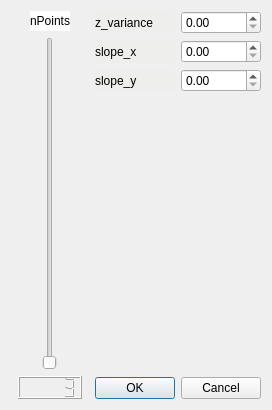
First picture: the form in src/three_lab/src/gui/dialog_sloped_cloud.ui, repository philko4711/phillib, before the edit.
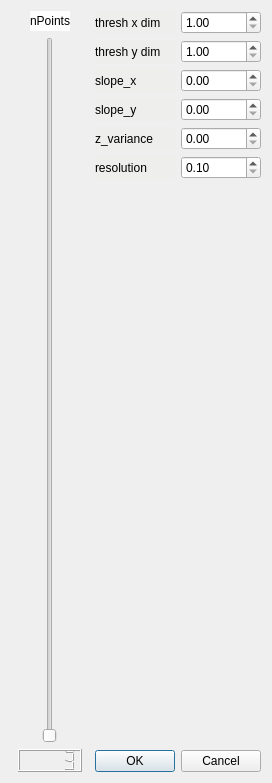
Second picture: the form after the edit.

Commit message: Added a class for random cloud generation. Class can create point cloud representing a random plane without slope, or a xy monotone plane with roughness and slope. Also added more parameters to the input dialog. Has been tested with the sloped cloud.

The edit to the form file:
```diff
--- a/src/three_lab/src/gui/dialog_sloped_cloud.ui
+++ b/src/three_lab/src/gui/dialog_sloped_cloud.ui
@@ -7,13 +7,13 @@
     <x>0</x>
     <y>0</y>
     <width>272</width>
-    <height>410</height>
+    <height>783</height>
    </rect>
   </property>
   <property name="windowTitle">
    <string>Slope Input</string>
   </property>
-  <layout class="QHBoxLayout" name="horizontalLayout_7">
+  <layout class="QHBoxLayout" name="horizontalLayout_10">
    <item>
     <layout class="QVBoxLayout" name="verticalLayout">
      <item>
@@ -138,19 +138,56 @@
    <item>
     <layout class="QVBoxLayout" name="verticalLayout_2">
      <item>
-      <layout class="QHBoxLayout" name="horizontalLayout_4">
+      <layout class="QHBoxLayout" name="horizontalLayout_6">
        <item>
-        <widget class="QLabel" name="label_2">
+        <widget class="QLabel" name="label_5">
          <property name="styleSheet">
           <string notr="true">background-color: rgb(238, 238, 236);</string>
          </property>
          <property name="text">
-          <string>z_variance</string>
+          <string>thresh x dim</string>
          </property>
         </widget>
        </item>
        <item>
-        <widget class="QDoubleSpinBox" name="doubleSpinBoxZvariance"/>
+        <widget class="QDoubleSpinBox" name="doubleSpinBoxThreshX">
+         <property name="minimum">
+          <double>1.000000000000000</double>
+         </property>
+         <property name="maximum">
+          <double>10.000000000000000</double>
+         </property>
+         <property name="singleStep">
+          <double>0.500000000000000</double>
+         </property>
+        </widget>
+       </item>
+      </layout>
+     </item>
+     <item>
+      <layout class="QHBoxLayout" name="horizontalLayout_7">
+       <item>
+        <widget class="QLabel" name="label_6">
+         <property name="styleSheet">
+          <string notr="true">background-color: rgb(238, 238, 236);</string>
+         </property>
+         <property name="text">
+          <string>thresh y dim</string>
+         </property>
+        </widget>
+       </item>
+       <item>
+        <widget class="QDoubleSpinBox" name="doubleSpinBoxThreshY">
+         <property name="minimum">
+          <double>1.000000000000000</double>
+         </property>
+         <property name="maximum">
+          <double>10.000000000000000</double>
+         </property>
+         <property name="singleStep">
+          <double>0.500000000000000</double>
+         </property>
+        </widget>
        </item>
       </layout>
      </item>
@@ -167,12 +204,19 @@
         </widget>
        </item>
        <item>
-        <widget class="QDoubleSpinBox" name="doubleSpinBoxSlopeX"/>
+        <widget class="QDoubleSpinBox" name="doubleSpinBoxSlopeX">
+         <property name="maximum">
+          <double>1.600000000000000</double>
+         </property>
+         <property name="singleStep">
+          <double>0.010000000000000</double>
+         </property>
+        </widget>
        </item>
       </layout>
      </item>
      <item>
-      <layout class="QHBoxLayout" name="horizontalLayout_6">
+      <layout class="QHBoxLayout" name="horizontalLayout_8">
        <item>
         <widget class="QLabel" name="label_4">
          <property name="styleSheet">
@@ -184,7 +228,65 @@
         </widget>
        </item>
        <item>
-        <widget class="QDoubleSpinBox" name="doubleSpinBoxSlopeY"/>
+        <widget class="QDoubleSpinBox" name="doubleSpinBoxSlopeY">
+         <property name="maximum">
+          <double>1.600000000000000</double>
+         </property>
+         <property name="singleStep">
+          <double>0.010000000000000</double>
+         </property>
+        </widget>
+       </item>
+      </layout>
+     </item>
+     <item>
+      <layout class="QHBoxLayout" name="horizontalLayout_4">
+       <item>
+        <widget class="QLabel" name="label_2">
+         <property name="styleSheet">
+          <string notr="true">background-color: rgb(238, 238, 236);</string>
+         </property>
+         <property name="text">
+          <string>z_variance</string>
+         </property>
+        </widget>
+       </item>
+       <item>
+        <widget class="QDoubleSpinBox" name="doubleSpinBoxZvariance">
+         <property name="maximum">
+          <double>10.000000000000000</double>
+         </property>
+         <property name="singleStep">
+          <double>0.010000000000000</double>
+         </property>
+        </widget>
+       </item>
+      </layout>
+     </item>
+     <item>
+      <layout class="QHBoxLayout" name="horizontalLayout_9">
+       <item>
+        <widget class="QLabel" name="label_7">
+         <property name="styleSheet">
+          <string notr="true">background-color: rgb(238, 238, 236);</string>
+         </property>
+         <property name="text">
+          <string>resolution</string>
+         </property>
+        </widget>
+       </item>
+       <item>
+        <widget class="QDoubleSpinBox" name="doubleSpinBoxResolution">
+         <property name="minimum">
+          <double>0.100000000000000</double>
+         </property>
+         <property name="maximum">
+          <double>1.000000000000000</double>
+         </property>
+         <property name="singleStep">
+          <double>0.050000000000000</double>
+         </property>
+        </widget>
        </item>
       </layout>
      </item>
```
The commit also changes 5 other files.
